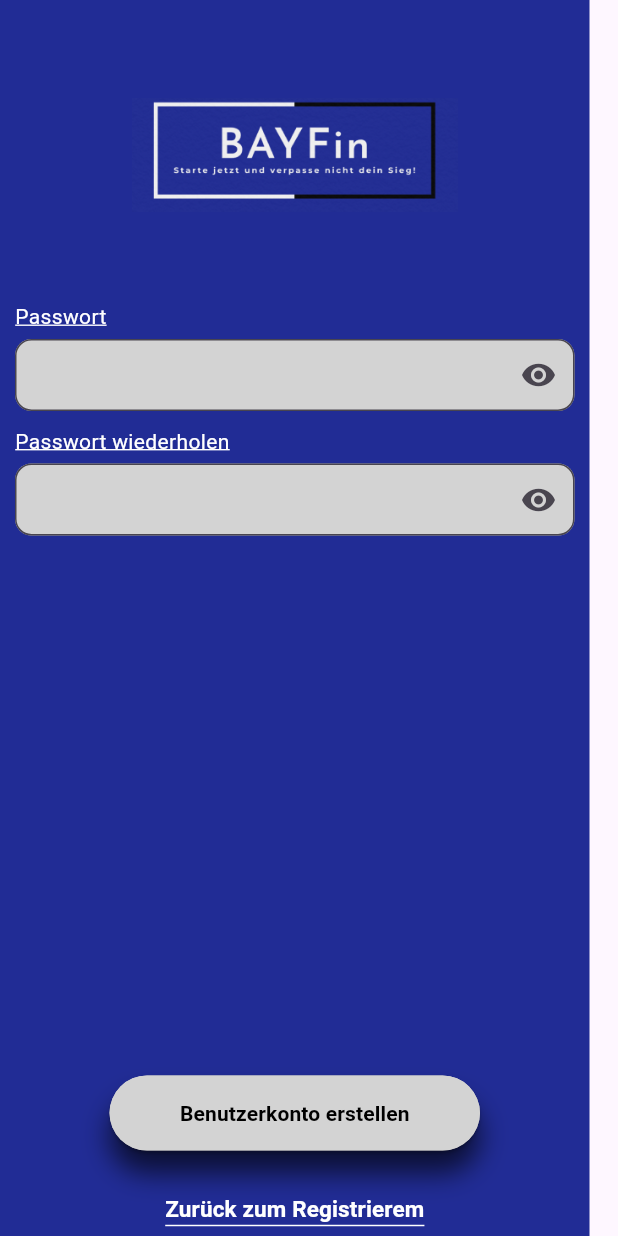
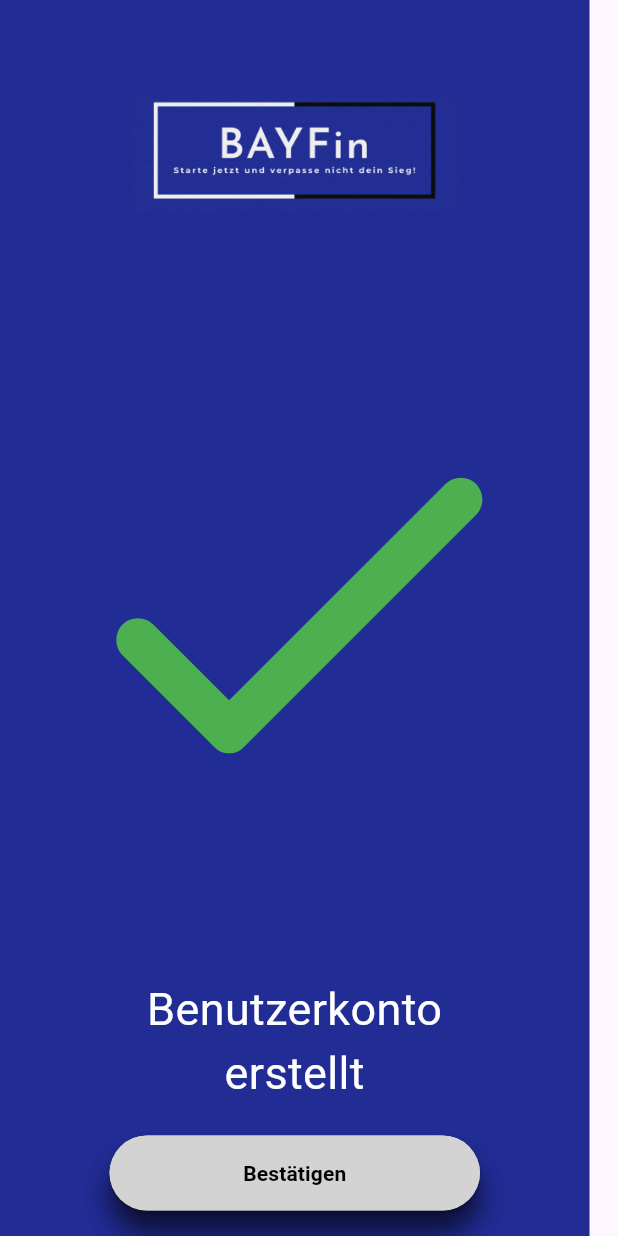
Before and after one commit to Cihan1990/bayfin-Entwicklung, a Flutter app: the PasswortAddScreen screen opened directly, after a tap on "Benutzerkonto erstellen", on a phone screen of 412 x 824 dp. Run offline on Flutter 3.47's test engine with Material 3 defaults, Android fonts, the phone set to English and light mode, and no system bars; Roboto replaces fonts that are missing (SF Pro).

Commit message:
Screens verbessert

```diff
--- a/lib/src/features/Authentication/presentation/Passwort_addscreen.dart
+++ b/lib/src/features/Authentication/presentation/Passwort_addscreen.dart
@@ -1,3 +1,4 @@
+import 'package:bayfin/src/features/Authentication/presentation/account_exist.dart';
 import 'package:bayfin/src/features/Authentication/presentation/registration_screen.dart';
 import 'package:flutter/material.dart';
 
@@ -140,11 +141,11 @@ class _PasswortAddScreenState extends State<PasswortAddScreen> {
                     ),
                     child: ElevatedButton(
                       onPressed: () {
-                        //   Navigator.pushReplacement(
-                        //       context,
-                        //       MaterialPageRoute(
-                        //         builder: (context) => const PasswortAddScreen(),
-                        //       ));
+                        Navigator.pushReplacement(
+                            context,
+                            MaterialPageRoute(
+                              builder: (context) => const AccountExistScreen(),
+                            ));
                       },
                       style: ElevatedButton.styleFrom(
                           backgroundColor: const Color(0xFFD3D3D3),
--- /dev/null
+++ b/lib/src/features/Authentication/presentation/account_exist.dart
@@ -0,0 +1,97 @@
+// ignore_for_file: sort_child_properties_last
+
+import 'package:flutter/material.dart';
+import 'package:flutter/widgets.dart';
+
+class AccountExistScreen extends StatefulWidget {
+  const AccountExistScreen({super.key});
+
+  @override
+  State<AccountExistScreen> createState() => _AccountExistScreenState();
+}
+
+class _AccountExistScreenState extends State<AccountExistScreen> {
+  bool showPassword = false;
+  bool showPasswordRepeated = false;
+
+  @override
+  Widget build(BuildContext context) {
+    return Scaffold(
+      body: Container(
+          width: 393,
+          height: 852,
+          decoration: const BoxDecoration(color: Color(0xFF212C95)),
+          child: Padding(
+            padding: const EdgeInsets.all(10),
+            child: Form(
+              child: Column(children: [
+                const SizedBox(height: 55),
+                Container(
+                  width: 217,
+                  height: 76,
+                  decoration: const BoxDecoration(
+                    image: DecorationImage(
+                      image: AssetImage('lib/assets/images/bayfinlogo.png'),
+                      fit: BoxFit.fill,
+                    ),
+                  ),
+                ),
+                const SizedBox(height: 90),
+                const SizedBox(
+                    child: Icon(Icons.check_rounded,
+                        size: 350, color: Colors.green)),
+                const SizedBox(height: 70),
+                const SizedBox(
+                    child: Text(
+                  'Benutzerkonto\nerstellt',
+                  style: TextStyle(
+                    color: Colors.white,
+                    fontSize: 30,
+                    fontWeight: FontWeight.w400,
+                  ),
+                  textAlign: TextAlign.center,
+                )),
+                const SizedBox(height: 20),
+                SizedBox(
+                    width: 247,
+                    height: 50,
+                    child: Container(
+                      decoration: BoxDecoration(
+                        color: const Color(0xFFD3D3D3),
+                        boxShadow: [
+                          BoxShadow(
+                            color: Colors.black.withOpacity(0.65),
+                            blurRadius: 15,
+                            offset: const Offset(0, 15),
+                          ),
+                        ],
+                        borderRadius: BorderRadius.circular(30),
+                      ),
+                      child: ElevatedButton(
+                        onPressed: () {
+                          // Navigator.pushReplacement(
+                          //     context,
+                          //     MaterialPageRoute(
+                          //       builder: (context) => PasswortAddScreen(),
+                          //     ));
+                        },
+                        style: ElevatedButton.styleFrom(
+                            backgroundColor: const Color(0xFFD3D3D3),
+                            shadowColor: Colors.black.withOpacity(1)),
+                        child: const Text(
+                          "Bestätigen",
+                          textAlign: TextAlign.center,
+                          style: TextStyle(
+                              color: Colors.black,
+                              fontSize: 14,
+                              fontFamily: "SF Pro",
+                              fontWeight: FontWeight.bold),
+                        ),
+                      ),
+                    )),
+              ]),
+            ),
+          )),
+    );
+  }
+}
--- a/lib/src/features/Authentication/presentation/login_screen.dart
+++ b/lib/src/features/Authentication/presentation/login_screen.dart
@@ -46,7 +46,8 @@ class _LoginScreenState extends State<LoginScreen> {
                     ),
                     decoration: InputDecoration(
                       fillColor: const Color(0xFFD3D3D3),
-                      contentPadding: const EdgeInsets.only(top: 0.0),
+                      contentPadding:
+                          const EdgeInsets.only(top: 0.0, left: 10, right: 10),
                       border: OutlineInputBorder(
                         borderRadius: BorderRadius.circular(11.0),
                       ),
@@ -58,7 +59,7 @@ class _LoginScreenState extends State<LoginScreen> {
                         color: const Color(0x72010000).withOpacity(0.45),
                       ),
                     ),
-                    textAlign: TextAlign.center,
+                    textAlign: TextAlign.left,
                   ),
                 ),
                 const SizedBox(height: 26),
@@ -85,7 +86,8 @@ class _LoginScreenState extends State<LoginScreen> {
                             : const Icon(Icons.visibility),
                       ),
                       fillColor: const Color(0xFFD3D3D3),
-                      contentPadding: const EdgeInsets.only(top: 0.0),
+                      contentPadding:
+                          const EdgeInsets.only(top: 0.0, left: 10, right: 10),
                       border: OutlineInputBorder(
                         borderRadius: BorderRadius.circular(11.0),
                       ),
@@ -96,7 +98,7 @@ class _LoginScreenState extends State<LoginScreen> {
                           fontWeight: FontWeight.normal,
                           color: const Color(0x72010000).withOpacity(0.45)),
                     ),
-                    textAlign: TextAlign.center,
+                    textAlign: TextAlign.left,
                   ),
                 ),
                 const SizedBox(height: 0),
```
